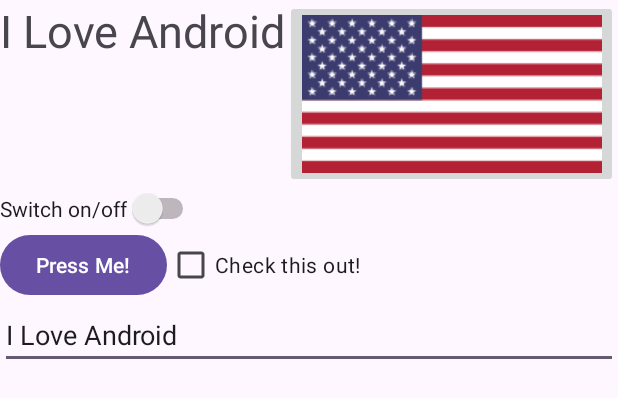
After one commit to LeeSauce/AndroidLabs, an Android app: the layout activity_main_linear.xml on its own in the app's theme, with its tools: preview values and no code run, on a phone screen of 412 x 824 dp. The commit adds this screen. Shown: the top 398 px of the screen. Run offline under Robolectric (Android 15) with nearby library versions, the phone set to English and light mode, and no system bars.

Commit message:
Most of the layouts are done... Need to do more research on constrainLayout... why couldn't it just be relative???

```diff
--- /dev/null
+++ b/app/src/main/res/layout/activity_main_linear.xml
@@ -0,0 +1,65 @@
+<?xml version="1.0" encoding="utf-8"?>
+<LinearLayout xmlns:android="http://schemas.android.com/apk/res/android"
+    xmlns:tools="http://schemas.android.com/tools"
+    android:layout_height="match_parent"
+    android:layout_width="match_parent"
+    android:orientation="vertical">
+
+        <LinearLayout
+            android:layout_width="wrap_content"
+            android:layout_height="wrap_content"
+            android:orientation="horizontal">
+                <TextView
+                    android:id="@+id/loveAndroid"
+                    android:layout_width="wrap_content"
+                    android:layout_height="wrap_content"
+                    android:textSize="30dp"
+                    android:text="@string/loveAndroid"/>
+                <ImageButton
+                    android:id="@+id/imageButton"
+                    android:layout_width="wrap_content"
+                    android:layout_height="wrap_content"
+                    android:src="@drawable/flag"/>
+        </LinearLayout>
+        <LinearLayout
+            android:layout_width="wrap_content"
+            android:layout_height="wrap_content"
+            android:orientation="horizontal">
+                <Switch
+                    android:id="@+id/mySwitch"
+                    android:layout_width="wrap_content"
+                    android:layout_height="wrap_content"
+                    android:text="@string/switchText"
+                    tools:ignore="UseSwitchCompatOrMaterialXml" />
+        </LinearLayout>
+        <LinearLayout
+            android:layout_width="wrap_content"
+            android:layout_height="wrap_content"
+            android:orientation="horizontal">
+                <Button
+                    android:id="@+id/myButton"
+                    android:layout_width="wrap_content"
+                    android:layout_height="wrap_content"
+                    android:text="@string/buttonText"/>
+                <CheckBox
+                    android:id="@+id/myCheckBox"
+                    android:layout_width="wrap_content"
+                    android:layout_height="wrap_content"
+                    android:text="@string/checkBoxText"
+                    />
+        </LinearLayout>
+        <LinearLayout
+            android:layout_width="match_parent"
+            android:layout_height="wrap_content"
+            android:orientation="horizontal">
+                <EditText
+                    android:id="@+id/myEditText"
+                    android:layout_width="match_parent"
+                    android:layout_height="wrap_content"
+                    android:text="@string/loveAndroid"/>
+        </LinearLayout>
+
+
+
+
+</LinearLayout>
--- a/app/src/main/res/values/strings.xml
+++ b/app/src/main/res/values/strings.xml
@@ -1,5 +1,8 @@
 <resources>
     <string name="app_name">AndroidLabs</string>
     <string name="helloWorld">Hello World</string>
-    <string name="buttonText">I\'m a Button</string>
+    <string name="buttonText">Press Me!</string>
+    <string name="loveAndroid">I Love Android</string>
+    <string name="switchText">Switch on/off</string>
+    <string name="checkBoxText">Check this out!</string>
 </resources>
```
Also changed, not shown: app/src/main/res/layout/activity_main_grid.xml (added, +61 -0 lines), app/src/main/res/drawable-fr/flag.png (added), app/src/main/res/drawable/flag.png (added), 1 other file.
